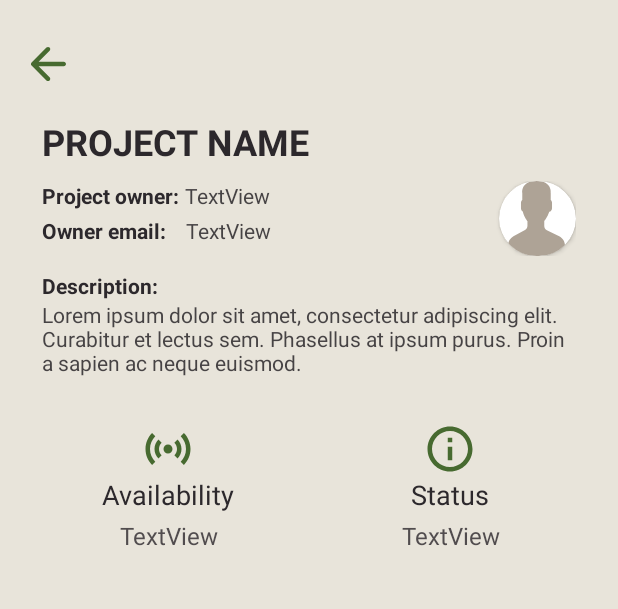
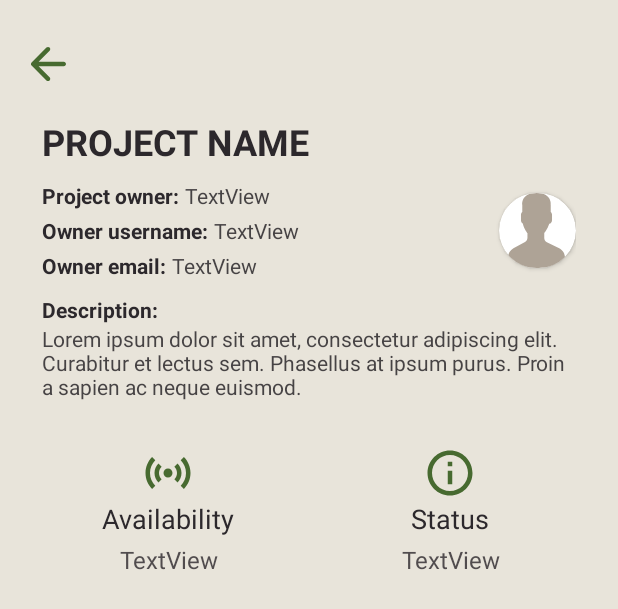
Before and after one commit to enricofg/ReflorestAR, an Android app: the layout fragment_projects_item.xml on its own in the app's theme, with its tools: preview values and no code run, on a phone screen of 412 x 824 dp. Shown: the top 609 px of the screen. Run offline under Robolectric (Android 15) with nearby library versions, the phone set to English and light mode, and no system bars.

```diff
--- a/src/main/java/com/example/reflorestar/CameraActivity.java
+++ b/src/main/java/com/example/reflorestar/CameraActivity.java
@@ -134,7 +134,7 @@ public class CameraActivity extends AppCompatActivity {
                 .build()
                 .thenAccept(renderable -> modelRenderable = renderable)
                 .exceptionally(throwable -> {
-                    Toast.makeText(CameraActivity.this, "Model can't be loaded", Toast.LENGTH_SHORT).show();
+                    Toast.makeText(CameraActivity.this, getString(R.string.model_error), Toast.LENGTH_SHORT).show();
                     return null;
                 });
     }
@@ -144,7 +144,7 @@ public class CameraActivity extends AppCompatActivity {
                 .build()
                 .thenAccept(renderable -> modelRenderable = renderable)
                 .exceptionally(throwable -> {
-                    Toast.makeText(CameraActivity.this, "Model can't be loaded", Toast.LENGTH_SHORT).show();
+                    Toast.makeText(CameraActivity.this, getString(R.string.model_error), Toast.LENGTH_SHORT).show();
                     return null;
                 });
     }
--- a/src/main/java/com/example/reflorestar/ui/profile/AccountLoginFragment.java
+++ b/src/main/java/com/example/reflorestar/ui/profile/AccountLoginFragment.java
@@ -11,6 +11,7 @@ import android.view.View;
 import android.view.ViewGroup;
 import android.widget.Button;
 import android.widget.TextView;
+import android.widget.Toast;
 
 import androidx.annotation.NonNull;
 import androidx.annotation.Nullable;
@@ -62,9 +63,8 @@ public class AccountLoginFragment extends Fragment {
         passwordWarning = root.findViewById(R.id.passwordWarningLogin);
 
         buttonLogin.setOnClickListener(v -> {
-            //accessProfile(fragmentContainer);
             if(!usernameText.toString().isEmpty() && !passwordText.toString().isEmpty()){
-                users.child(usernameText.toString()).addListenerForSingleValueEvent( //users.orderByChild("email").equalTo(emailText.toString().toLowerCase())
+                users.child(usernameText.toString()).addListenerForSingleValueEvent(
                         new ValueEventListener() {
                             @Override
                             public void onDataChange(@NonNull DataSnapshot dataSnapshot) {
@@ -83,6 +83,7 @@ public class AccountLoginFragment extends Fragment {
                                     } catch (NoSuchAlgorithmException e) {
                                         e.printStackTrace();
                                         //no such algorithm
+                                        Toast.makeText(root.getContext(), getString(R.string.login_error), Toast.LENGTH_LONG).show();
                                     }
 
                                 } else {
--- a/src/main/res/layout/fragment_projects_item.xml
+++ b/src/main/res/layout/fragment_projects_item.xml
@@ -84,6 +84,30 @@
             </LinearLayout>
 
             <LinearLayout
+                android:id="@+id/ownerUsernameContainer"
+                android:layout_width="match_parent"
+                android:layout_height="wrap_content"
+                android:layout_marginTop="4dp"
+                android:orientation="horizontal">
+
+                <TextView
+                    android:id="@+id/textViewOwnerUsername"
+                    android:layout_width="wrap_content"
+                    android:layout_height="wrap_content"
+                    android:text="@string/owner_username"
+                    android:textColor="@color/colorDark"
+                    android:textStyle="bold" />
+
+                <TextView
+                    android:id="@+id/paramOwnerUsername"
+                    android:layout_width="wrap_content"
+                    android:layout_height="wrap_content"
+                    android:layout_marginStart="4dp"
+                    android:text="TextView"
+                    android:textColor="#DC2C282C" />
+            </LinearLayout>
+
+            <LinearLayout
                 android:id="@+id/ownerEmailContainer"
                 android:layout_width="match_parent"
                 android:layout_height="wrap_content"
@@ -102,7 +126,7 @@
                     android:id="@+id/paramOwnerEmail"
                     android:layout_width="wrap_content"
                     android:layout_height="wrap_content"
-                    android:layout_marginStart="13dp"
+                    android:layout_marginStart="4dp"
                     android:text="TextView"
                     android:textColor="#DC2C282C" />
             </LinearLayout>
```
Also changed, not shown: src/main/java/com/example/reflorestar/ui/profile/ProfileFragment.java (+4 -3 lines), src/main/java/com/example/reflorestar/ui/projects/ProjectsFragment.java (+65 -25 lines), src/main/java/com/example/reflorestar/ui/projects/ProjectsItemFragment.java (+26 -10 lines), src/main/res/layout/fragment_projects.xml (+17 -2 lines), src/main/res/values/strings.xml (+6 -1 lines).
